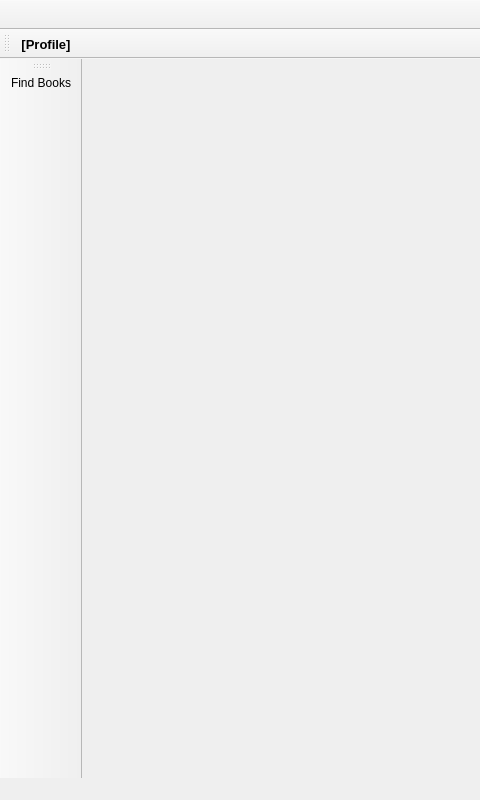
First picture: the form in LibraryManagementSystem/applicationwindow.ui, repository NiroSugir/LibraryManagementSystem, before the edit; both pictures show x 0 to 480 and y 0 to 800 of the 1200 by 800 pixel window.
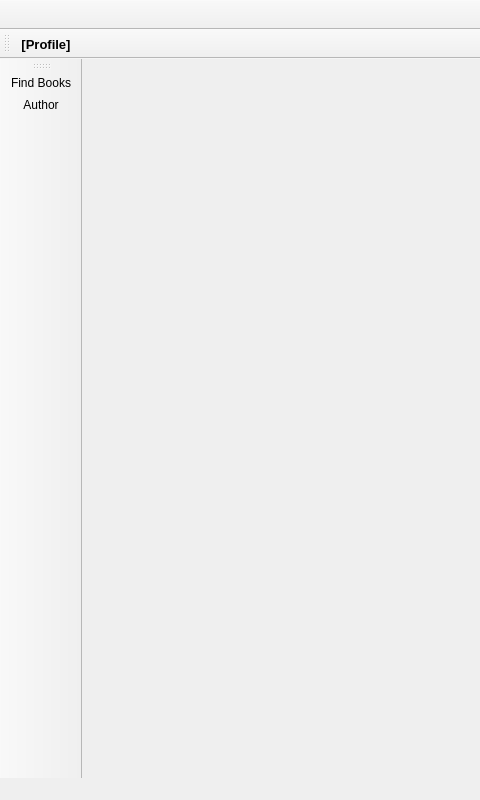
Second picture: the form after the edit. Icons and pictures are not drawn.

Commit message: allow author editor only for suppliers and staff members

```diff
--- a/LibraryManagementSystem/applicationwindow.ui
+++ b/LibraryManagementSystem/applicationwindow.ui
@@ -77,6 +77,7 @@
     <bool>false</bool>
    </attribute>
    <addaction name="actionFind_Books"/>
+   <addaction name="actionAuthor"/>
   </widget>
   <widget class="QToolBar" name="toolBar">
    <property name="windowTitle">
@@ -179,6 +180,15 @@
     </font>
    </property>
   </action>
+  <action name="actionAuthor">
+   <property name="icon">
+    <iconset resource="Icons.qrc">
+     <normaloff>:/icons/resources/icons/Author.png</normaloff>:/icons/resources/icons/Author.png</iconset>
+   </property>
+   <property name="text">
+    <string>Author</string>
+   </property>
+  </action>
  </widget>
  <resources>
   <include location="Icons.qrc"/>
```
The commit also changes 8 other files.
